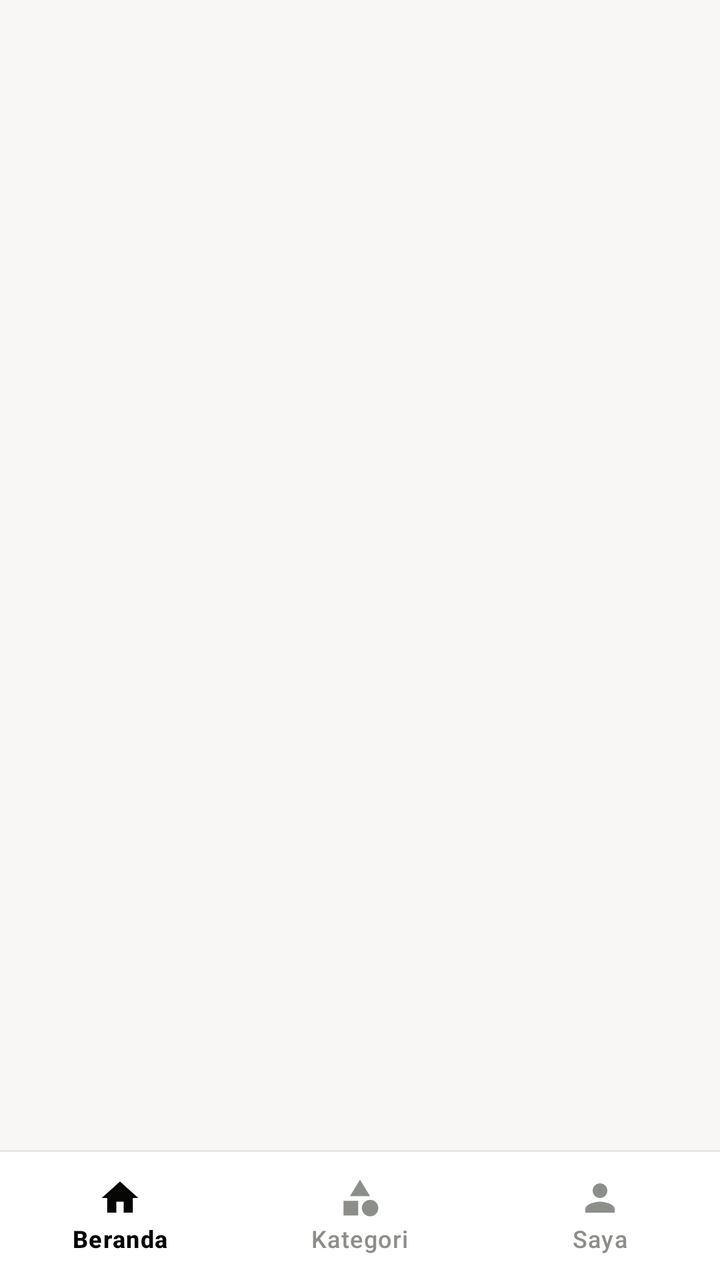
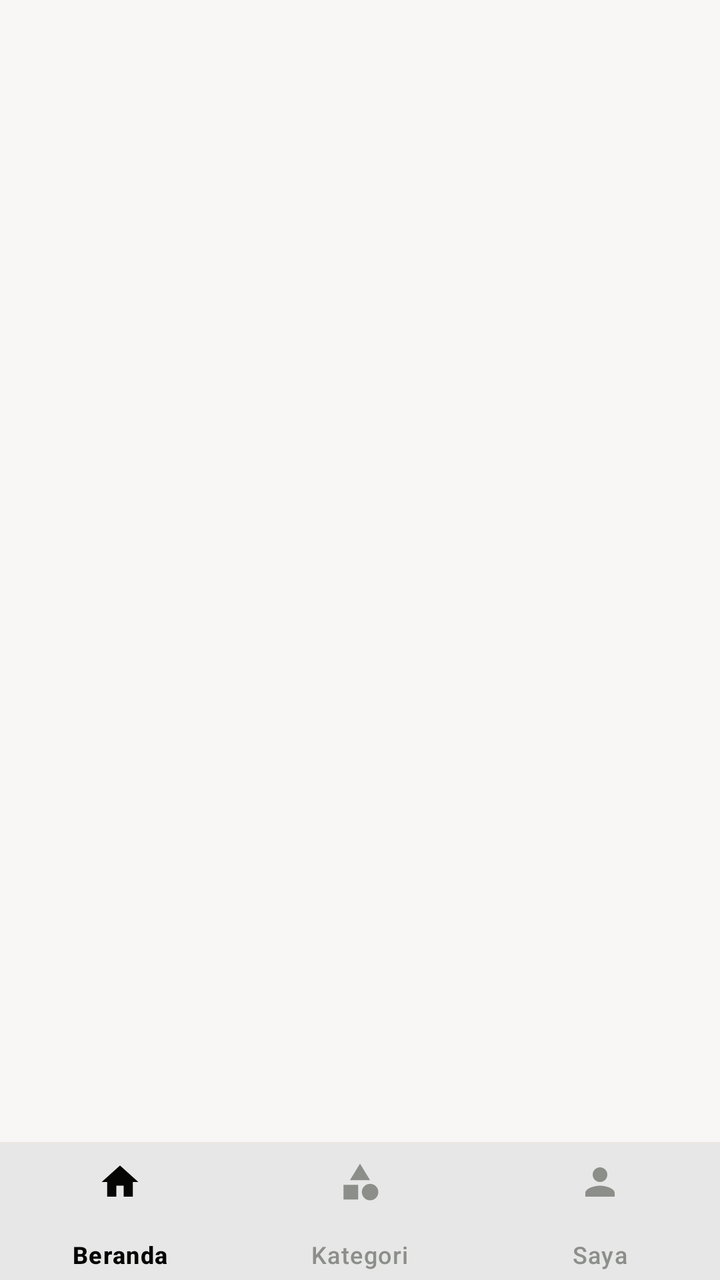

Before-and-after screenshots of an Android layout around one commit, followed by the original layout XML and the change that was made.
<!-- AndroidManifest.xml: application theme Theme.MyShopeeGw -->
<!-- res/layout/activity_main.xml -->
<?xml version="1.0" encoding="utf-8"?>
<LinearLayout xmlns:android="http://schemas.android.com/apk/res/android"
    xmlns:app="http://schemas.android.com/apk/res-auto"
    xmlns:tools="http://schemas.android.com/tools"
    android:layout_width="match_parent"
    android:layout_height="match_parent"
    android:background="@color/bg_screen"
    android:orientation="vertical">

    
    <FrameLayout
        android:id="@+id/fragmentContainer"
        android:layout_width="match_parent"
        android:layout_height="0dp"
        android:layout_weight="1" />

    
    <View
        android:id="@+id/bottomNavDivider"
        android:layout_width="match_parent"
        android:layout_height="1dp"
        android:background="@color/border_light" />

    
    <com.google.android.material.bottomnavigation.BottomNavigationView
        android:id="@+id/bottomNavigation"
        android:layout_width="match_parent"
        android:layout_height="64dp"
        android:background="@color/bg_card"
        app:elevation="0dp"
        app:itemIconSize="22dp"
        app:itemIconTint="@color/nav_item_color"
        app:itemTextColor="@color/nav_item_color"
        app:labelVisibilityMode="labeled"
        app:menu="@menu/bottom_nav_menu" />
</LinearLayout>
<!-- resources referenced by this layout -->
<resources>
  <color name="bg_card">#FFFFFF</color>
  <color name="bg_screen">#F9F7F6</color>
  <color name="border_light">#EAE7E3</color>
  <style name="Theme.MyShopeeGw" parent="Base.Theme.MyShopeeGw" />
  <style name="Base.Theme.MyShopeeGw" parent="Theme.Material3.Light.NoActionBar">
          
          <item name="colorPrimary">@color/color_primary</item>
          <item name="colorOnPrimary">@color/color_on_primary</item>
          <item name="colorPrimaryContainer">@color/color_primary_container</item>
          <item name="colorOnPrimaryContainer">@color/color_on_primary_container</item>
          <item name="colorSecondary">@color/color_secondary</item>
          <item name="colorOnSecondary">@color/color_on_secondary</item>
          <item name="colorSecondaryContainer">@color/color_secondary_container</item>
          <item name="colorOnSecondaryContainer">@color/color_on_secondary_container</item>
  
          
          <item name="android:windowBackground">@color/bg_screen</item>
          <item name="colorSurface">@color/bg_card</item>
          <item name="colorOnSurface">@color/text_primary</item>
  
          
          <item name="android:statusBarColor">@color/bg_screen</item>
          <item name="android:windowLightStatusBar">true</item>
          <item name="android:navigationBarColor">@color/bg_screen</item>
          <item name="android:windowLightNavigationBar">true</item>
      </style>
  <color name="color_primary">#050504</color>
  <color name="color_on_primary">#FFFFFF</color>
  <color name="color_primary_container">#CEE9BD</color>
  <color name="color_on_primary_container">#0F2A1D</color>
  <color name="color_secondary">#375534</color>
  <color name="color_on_secondary">#FFFFFF</color>
  <color name="color_secondary_container">#E3EED4</color>
  <color name="color_on_secondary_container">#0F2A1D</color>
  <color name="text_primary">#050504</color>
</resources>

<!-- the commit's change to res/layout/activity_main.xml (unified diff, before → after) -->
@@ -25,11 +25,15 @@
     <com.google.android.material.bottomnavigation.BottomNavigationView
         android:id="@+id/bottomNavigation"
         android:layout_width="match_parent"
-        android:layout_height="64dp"
+        android:layout_height="wrap_content"
+        android:minHeight="68dp"
         android:background="@color/bg_card"
-        app:elevation="0dp"
+        app:elevation="4dp"
+        app:itemActiveIndicatorStyle="@null"
         app:itemIconSize="22dp"
         app:itemIconTint="@color/nav_item_color"
+        app:itemPaddingBottom="8dp"
+        app:itemPaddingTop="8dp"
         app:itemTextColor="@color/nav_item_color"
         app:labelVisibilityMode="labeled"
         app:menu="@menu/bottom_nav_menu" />
